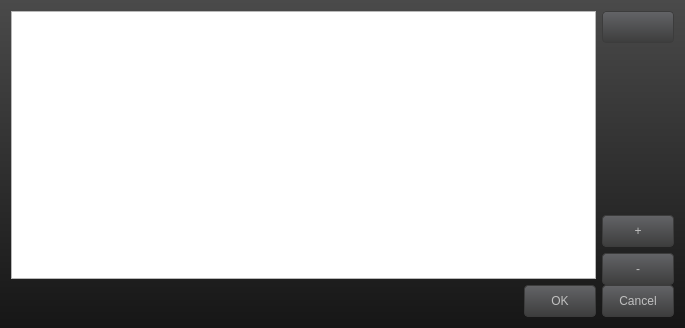
Above: extoscpatternask.ui from buzzinglight/IanniX before the change. Below: the same form after it.
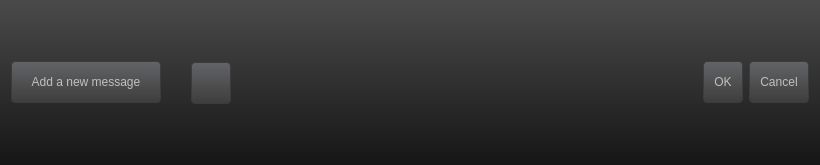
That is the form after the change. Icons and pictures are not drawn.

What changed in the file:
```diff
--- a/extoscpatternask.ui
+++ b/extoscpatternask.ui
@@ -6,8 +6,8 @@
    <rect>
     <x>0</x>
     <y>0</y>
-    <width>685</width>
-    <height>328</height>
+    <width>820</width>
+    <height>165</height>
    </rect>
   </property>
   <property name="windowTitle">
@@ -15,7 +15,7 @@
   </property>
   <property name="styleSheet">
    <string notr="true">QWidget {
-	font: 12px &quot;Lucida Sans&quot;;
+	font: 12px &quot;Lucida Sans&quot;, &quot;Lucida Grande&quot;, &quot;Lucida Sans Unicode&quot;, &quot;Lucida&quot;;
 }
 
 QWidget#ExtOscPatternAsk {
@@ -31,10 +31,10 @@
 QPushButton {
 	color: white;
 	border: 1px solid rgb(60, 60, 60);
-	min-width: 70px;
-	min-height: 30px;
 	border-radius: 4px;
+	min-height: 20px;
 	color: rgb(192, 192, 192);
+padding: 10px;
 	background-color: qlineargradient(spread:pad, x1:0, y1:0, x2:0, y2:1, stop:0 rgba(99, 100, 103, 255), stop:1 rgba(61, 61, 61, 255));
 
 }
@@ -45,63 +45,56 @@
 QPushButton::checked {
 	background-color: rgb(0, 187, 255);
 	color: white;
-}
-
-QTreeWidget {
-	color: black;
-	font: 11px &quot;Lucida Console&quot;;
-}
-
-QTreeWidget::item {
-/*
-	background: qlineargradient(spread:pad, x1:0, y1:0.006, x2:0, y2:1, stop:0 rgba(0, 187, 255, 128), stop:1 rgba(0, 147, 215, 128));
-	color: black;
-	border: 1px solid rgba(0, 147, 215, 255);
-	border-radius: 10px;
-*/
-	height: 18px;
-	margin: 3px
-}
-/*
-QTreeWidget::item:selected {
-	background: rgba(0, 107, 175, 255);
-	color: white;
-	border: 1px solid rgba(0, 147, 215, 255);
-	border-radius: 10px;
-	height: 18px;
-	margin: 3px
-}
-*/</string>
+}</string>
   </property>
-  <layout class="QVBoxLayout" name="verticalLayout_2">
-   <item>
-    <layout class="QHBoxLayout" name="horizontalLayout">
-     <item>
-      <widget class="QTreeWidget" name="listWidget">
-       <property name="alternatingRowColors">
-        <bool>true</bool>
-       </property>
-       <property name="animated">
-        <bool>true</bool>
-       </property>
-       <attribute name="headerVisible">
-        <bool>false</bool>
-       </attribute>
-       <column>
-        <property name="text">
-         <string>New Column</string>
-        </property>
-       </column>
-      </widget>
-     </item>
-     <item>
       <layout class="QVBoxLayout" name="verticalLayout">
+   <property name="spacing">
+    <number>0</number>
+   </property>
        <item>
-        <widget class="QPushButton" name="help_2">
+    <layout class="QVBoxLayout" name="patternListsLayout">
+     <property name="spacing">
+      <number>0</number>
+     </property>
+    </layout>
+   </item>
+   <item>
+    <layout class="QHBoxLayout" name="horizontalLayout">
+     <item>
+      <widget class="QPushButton" name="addButton">
          <property name="minimumSize">
           <size>
-           <width>72</width>
-           <height>32</height>
+         <width>150</width>
+         <height>42</height>
+        </size>
+       </property>
+       <property name="text">
+        <string>Add a new message</string>
+       </property>
+      </widget>
+     </item>
+     <item>
+      <spacer name="horizontalSpacer_2">
+       <property name="orientation">
+        <enum>Qt::Horizontal</enum>
+       </property>
+       <property name="sizeType">
+        <enum>QSizePolicy::Fixed</enum>
+       </property>
+       <property name="sizeHint" stdset="0">
+        <size>
+         <width>30</width>
+         <height>20</height>
+        </size>
+       </property>
+      </spacer>
+     </item>
+     <item>
+      <widget class="QPushButton" name="help">
+       <property name="minimumSize">
+        <size>
+         <width>40</width>
+         <height>42</height>
           </size>
          </property>
          <property name="maximumSize">
@@ -126,59 +119,17 @@
         </widget>
        </item>
        <item>
-        <spacer name="verticalSpacer">
+      <spacer name="horizontalSpacer">
          <property name="orientation">
-          <enum>Qt::Vertical</enum>
+        <enum>Qt::Horizontal</enum>
          </property>
          <property name="sizeHint" stdset="0">
           <size>
-           <width>20</width>
-           <height>40</height>
+         <width>40</width>
+         <height>20</height>
           </size>
          </property>
         </spacer>
-       </item>
-       <item>
-        <widget class="QPushButton" name="addButton">
-         <property name="minimumSize">
-          <size>
-           <width>72</width>
-           <height>32</height>
-          </size>
-         </property>
-         <property name="maximumSize">
-          <size>
-           <width>20</width>
-           <height>20</height>
-          </size>
-         </property>
-         <property name="text">
-          <string>+</string>
-         </property>
-        </widget>
-       </item>
-       <item>
-        <widget class="QPushButton" name="removeButton">
-         <property name="minimumSize">
-          <size>
-           <width>72</width>
-           <height>32</height>
-          </size>
-         </property>
-         <property name="maximumSize">
-          <size>
-           <width>20</width>
-           <height>20</height>
-          </size>
-         </property>
-         <property name="text">
-          <string>-</string>
-         </property>
-        </widget>
-       </item>
-      </layout>
-     </item>
-    </layout>
    </item>
    <item>
     <widget class="QDialogButtonBox" name="buttonBox">
@@ -191,6 +142,8 @@
     </widget>
    </item>
   </layout>
+   </item>
+  </layout>
  </widget>
  <resources>
   <include location="IanniX.qrc"/>
```
Left out of the diff: 64 changed lines with no effect on the pictures. Lines whose indentation alone changed are shown as unchanged.
